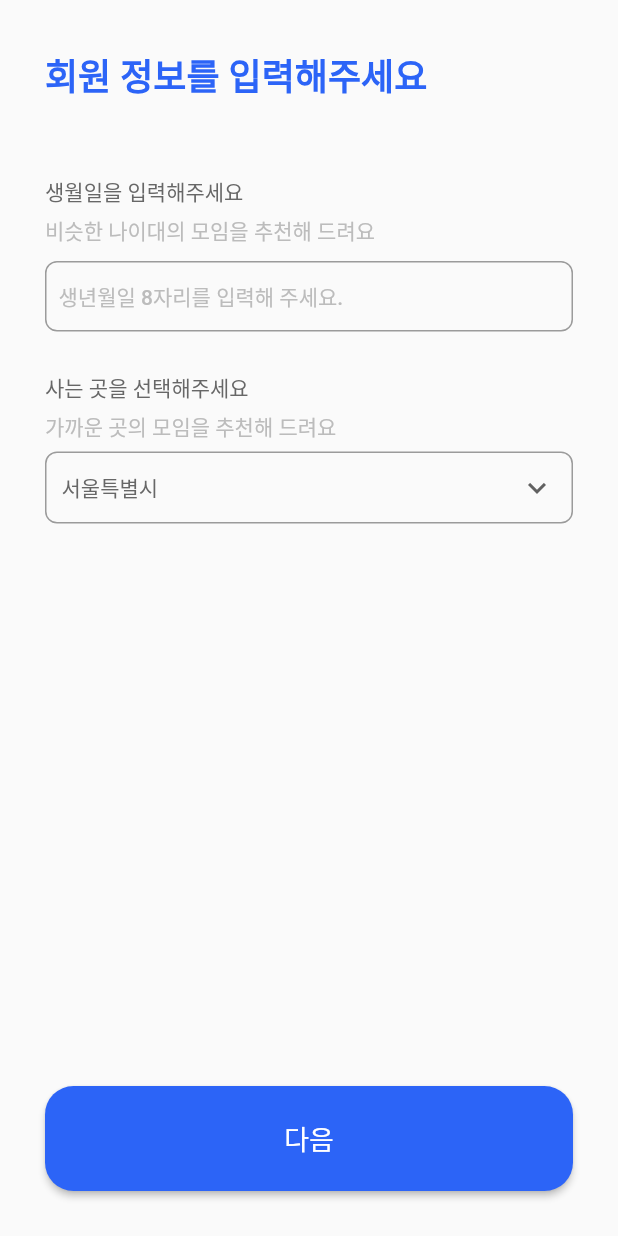
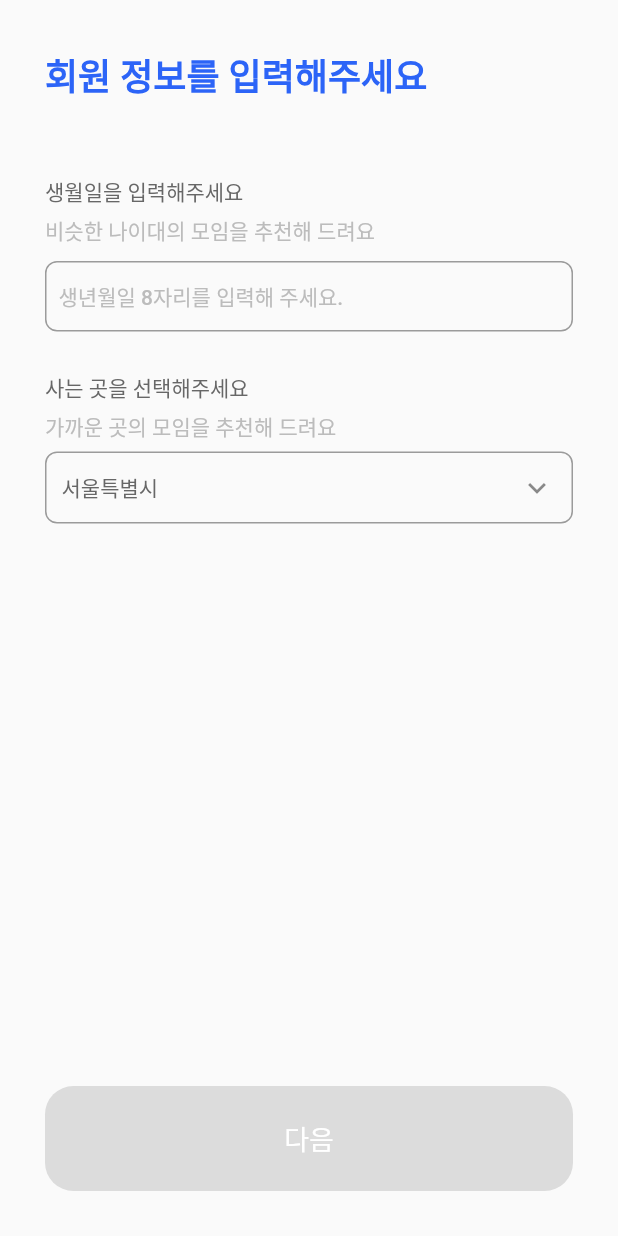
Before and after one commit to Nolajyo-Team-Project/nolajyo_project_front, a Flutter app: the screen it shows after launch, after a tap on "Go to birth and address info screen", on a phone screen of 412 x 824 dp. Run offline on Flutter 3.47's test engine with Material 2 defaults, Android fonts, the phone set to English and light mode, and no system bars; drawn by our look-alikes of dropdown_search, flutter_form_builder; our stand-ins replace flutter_datetime_picker, flutter_screenutil, fluttertoast, form_builder_validators, get, permission_handler.

Commit message:
add custom dropdown, date time picker features & refactor nickname info view model

```diff
--- a/lib/main.dart
+++ b/lib/main.dart
@@ -47,7 +47,7 @@ class MyApp extends StatelessWidget {
             ),
             GetPage(
               name: '/birthAndAddress',
-              page: () => const BirthAndAddressScreen(),
+              page: () => BirthAndAddressScreen(),
             ),
             GetPage(
               name: '/interestInfo',
--- a/lib/res/constants/font_data.dart
+++ b/lib/res/constants/font_data.dart
@@ -27,3 +27,10 @@ const bodyWhiteTextStyle = TextStyle(
   fontSize: 14,
   color: white,
 );
+
+const bodyMainTextStyle = TextStyle(
+  fontFamily: 'Noto Sans Kr',
+  fontWeight: FontWeight.w500,
+  fontSize: 14,
+  color: mainColor,
+);
--- a/lib/view/information/birth_and_address/birth_and_address_screen.dart
+++ b/lib/view/information/birth_and_address/birth_and_address_screen.dart
@@ -1,24 +1,41 @@
+import 'package:dropdown_search/dropdown_search.dart';
 import 'package:flutter/material.dart';
+import 'package:flutter_datetime_picker/flutter_datetime_picker.dart';
+import 'package:flutter_form_builder/flutter_form_builder.dart';
+import 'package:form_builder_validators/form_builder_validators.dart';
+import 'package:get/get.dart';
 import 'package:nolajyo_project/data/local_datasource.dart';
 import 'package:nolajyo_project/res/components/base_screen.dart';
 import 'package:nolajyo_project/res/constants/color_data.dart';
-import 'package:nolajyo_project/res/constants/constants.dart';
 import 'package:nolajyo_project/res/constants/font_data.dart';
+import 'package:nolajyo_project/view_model/information/birth_and_address/birth_and_address_viewmodel.dart';
 
-class BirthAndAddressScreen extends StatefulWidget {
-  const BirthAndAddressScreen({super.key});
+class BirthAndAddressScreen extends GetView<BirthAndAddressViewModel> {
+  BirthAndAddressScreen({super.key});
 
-  @override
-  State<BirthAndAddressScreen> createState() => _BirthAndAddressScreenState();
+  final GlobalKey<FormBuilderState> _fbKey = GlobalKey<FormBuilderState>();
+
+  Widget regionDropDownWidget(
+    BuildContext context,
+    String? item,
+    bool isSelected,
+  ) {
+    return Container(
+      margin: const EdgeInsets.symmetric(horizontal: 10, vertical: 14),
+      child: Text(
+        "$item",
+        style: isSelected ? bodyMainTextStyle : bodyTextStyle,
+      ),
+    );
   }
-
-class _BirthAndAddressScreenState extends State<BirthAndAddressScreen> {
-  // defalut 값을 서울특별시
-  String selectedRegion = regionList[0];
 
   @override
   Widget build(BuildContext context) {
+    final controller = Get.put(BirthAndAddressViewModel());
     return BaseScreen(
+      child: FormBuilder(
+        key: _fbKey,
+        autovalidateMode: AutovalidateMode.disabled,
         child: Column(
           crossAxisAlignment: CrossAxisAlignment.start,
           children: [
@@ -43,9 +60,25 @@ class _BirthAndAddressScreenState extends State<BirthAndAddressScreen> {
             const SizedBox(
               height: 10,
             ),
-          TextFormField(
-            keyboardType: TextInputType.number,
+            FormBuilderTextField(
+              controller: controller.birthEditingController,
               style: bodyTextStyle,
+              onTap: () async {
+                DatePicker.showDatePicker(
+                  context,
+                  showTitleActions: true,
+                  minTime: DateTime(1930, 1, 1),
+                  maxTime: DateTime(2005, 12, 30),
+                  onConfirm: (date) {
+                    controller.getBirthDateFormat(date);
+                  },
+                  currentTime: DateTime(1995, 12, 30),
+                  locale: LocaleType.ko,
+                );
+              },
+              readOnly: true,
+              name: 'birth',
+              keyboardType: TextInputType.text,
               decoration: InputDecoration(
                 hintText: '생년월일 8자리를 입력해 주세요.',
                 hintStyle: bodyTextStyle.copyWith(color: placeHolderTextColor),
@@ -56,6 +89,9 @@ class _BirthAndAddressScreenState extends State<BirthAndAddressScreen> {
                   borderSide: const BorderSide(color: gray2, width: 2),
                 ),
               ),
+              validator: FormBuilderValidators.compose([
+                FormBuilderValidators.required(errorText: '생년월일을 입력해주세요.'),
+              ]),
             ),
             const SizedBox(
               height: 27,
@@ -74,47 +110,60 @@ class _BirthAndAddressScreenState extends State<BirthAndAddressScreen> {
             const SizedBox(
               height: 6,
             ),
-          DropdownButtonFormField(
+            DropdownSearch<String>(
+              popupProps: PopupProps.menu(
+                showSelectedItems: true,
+                itemBuilder: regionDropDownWidget,
+              ),
+              dropdownBuilder: (context, value) {
+                return Text(
+                  "$value",
                   style: bodyTextStyle,
-            isExpanded: true,
-            menuMaxHeight: MediaQuery.of(context).size.height * 0.5,
-            icon: const Icon(Icons.keyboard_arrow_down),
+                );
+              },
+              dropdownButtonProps: const DropdownButtonProps(
+                icon: Icon(Icons.keyboard_arrow_down),
                 iconSize: 24,
-            decoration: InputDecoration(
+              ),
+              dropdownDecoratorProps: DropDownDecoratorProps(
+                baseStyle: bodyTextStyle,
+                dropdownSearchDecoration: InputDecoration(
                   contentPadding: const EdgeInsets.all(11),
                   border: OutlineInputBorder(
                     borderRadius: BorderRadius.circular(8),
                   ),
                 ),
-            value: selectedRegion,
-            items: regionList.map((String item) {
-              return DropdownMenuItem<String>(
-                value: item,
-                child: Text(item),
-              );
-            }).toList(),
-            onChanged: ((value) => setState(() {
-                  selectedRegion = value.toString();
-                })),
+              ),
+              items: regionList,
+              onChanged: print,
+              selectedItem: regionList[0],
             ),
             const Spacer(),
             SizedBox(
               width: MediaQuery.of(context).size.width - 60,
               height: 70,
-            child: ElevatedButton(
+              child: Obx(
+                () => ElevatedButton(
                   style: ElevatedButton.styleFrom(
                     shape: RoundedRectangleBorder(
                       borderRadius: BorderRadius.circular(19),
                     ),
                   ),
-              onPressed: () {},
+                  onPressed: controller.birthValue.value.isEmpty
+                      ? null
+                      : () {
+                          var key = _fbKey.currentState!;
+                          if (key.saveAndValidate()) {}
+                        },
                   child: Text(
                     "다음",
                     style: buttonTextStyle.copyWith(color: Colors.white),
                   ),
                 ),
               ),
+            ),
           ],
+        ),
       ),
     );
   }
--- /dev/null
+++ b/lib/view_model/information/birth_and_address/birth_and_address_viewmodel.dart
@@ -0,0 +1,28 @@
+import 'package:flutter/cupertino.dart';
+import 'package:flutter/material.dart';
+import 'package:get/get.dart';
+import 'package:intl/intl.dart';
+import 'package:nolajyo_project/utils/utils.dart';
+
+class BirthAndAddressViewModel extends GetxController {
+  final TextEditingController birthEditingController = TextEditingController();
+  final RxString birthValue = ''.obs;
+
+  @override
+  void onInit() {
+    super.onInit();
+    birthEditingController.addListener(() {
+      birthValue.value = birthEditingController.text;
+    });
+  }
+
+  @override
+  void onClose() {
+    birthEditingController.dispose();
+    super.onClose();
+  }
+
+  void getBirthDateFormat(date) {
+    birthEditingController.text = DateFormat('yyyy.MM.dd').format(date);
+  }
+}
--- a/lib/view_model/nickname_info_viewmodel.dart
+++ b/lib/view_model/information/nickname/nickname_info_viewmodel.dart
@@ -6,9 +6,9 @@ import 'package:nolajyo_project/res/constants/constants.dart';
 class NicknameInfoViewModel extends GetxController {
   final TextEditingController nicknameEditingController =
       TextEditingController();
-  Rx<Gender> genderStatus = Gender.male.obs;
-  List genderList = ["남성", "여성", "비공개"].obs;
-  RxString nicknameValue = ''.obs;
+  final Rx<Gender> genderStatus = Gender.male.obs;
+  final List genderList = ["남성", "여성", "비공개"].obs;
+  final RxString nicknameValue = ''.obs;
 
   @override
   void onInit() {
--- a/pubspec.yaml
+++ b/pubspec.yaml
@@ -19,6 +19,8 @@ dependencies:
   fluttertoast: ^8.0.9
   flutter_form_builder: ^7.6.0
   form_builder_validators: ^8.3.0
+  flutter_datetime_picker: ^1.5.1
+  dropdown_search: ^5.0.2
 
   cupertino_icons: ^1.0.2
 
```
Also changed, not shown: lib/view/information/nickname/nickname_info_screen.dart (+11 -10 lines), pubspec.lock. Lines whose indentation alone changed are shown as unchanged.
